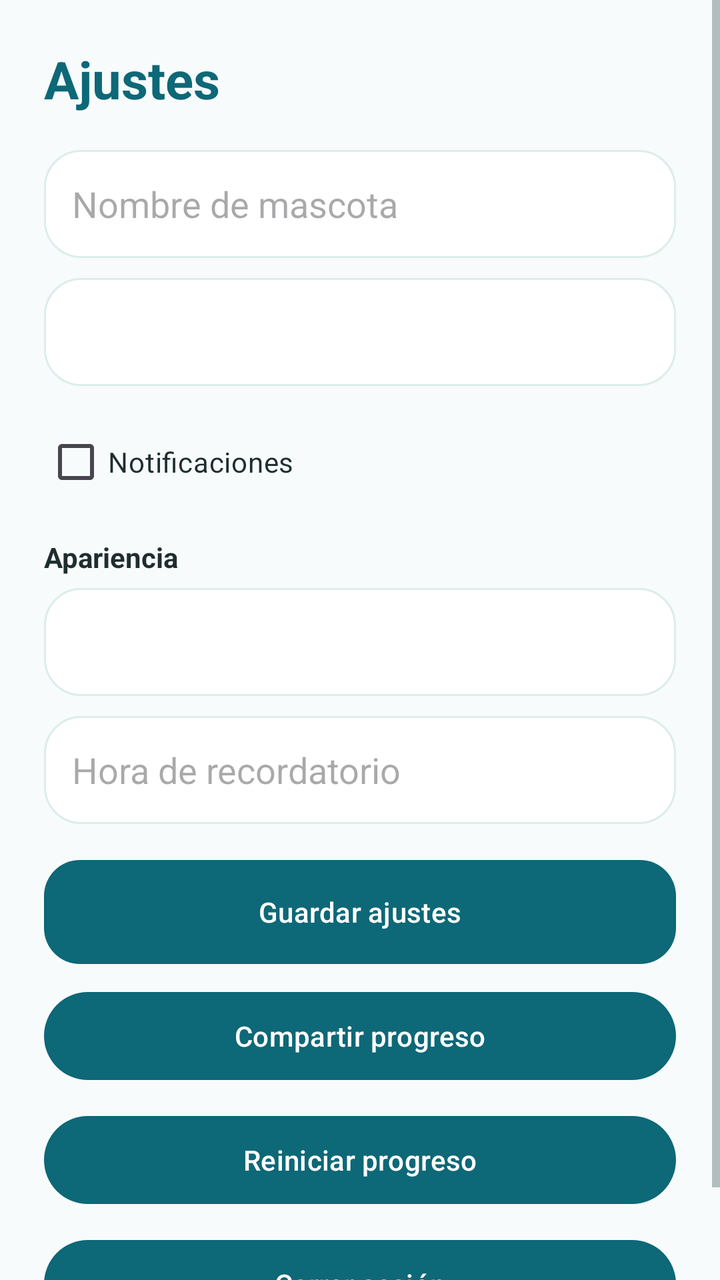
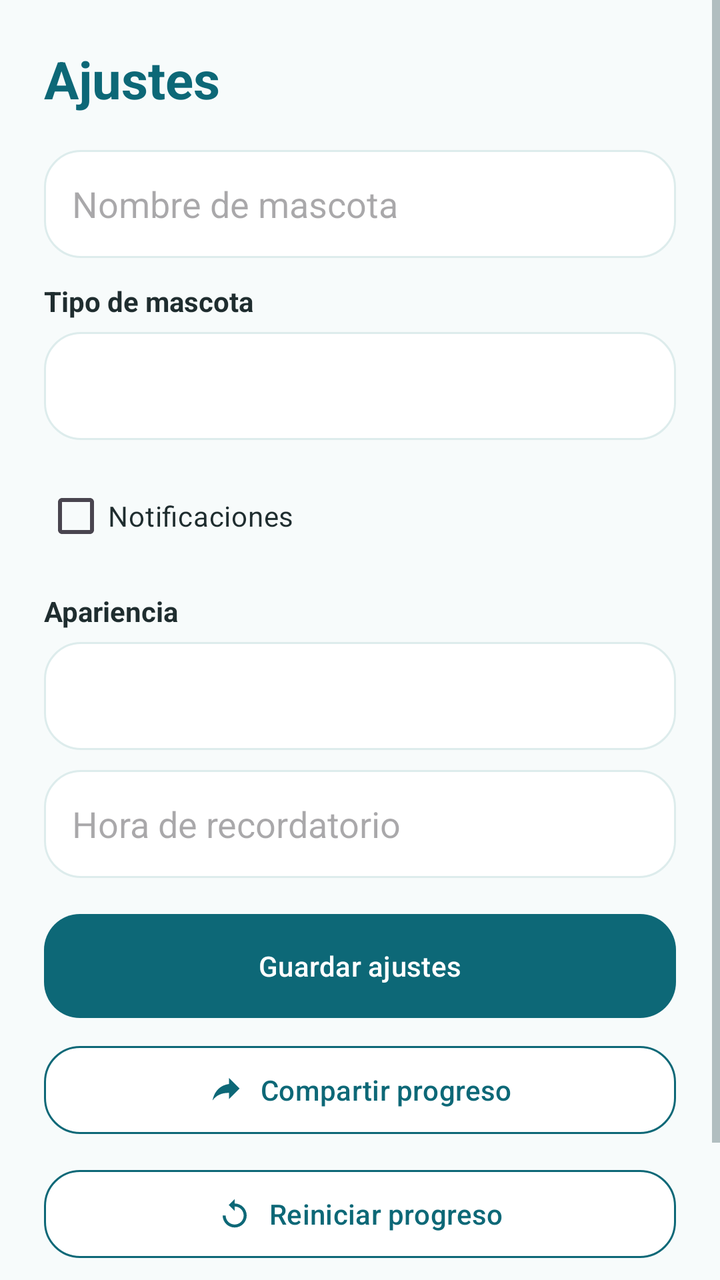

Compare the two renders of this Android layout. The source of the first and the diff that turns it into the second are given below.
<!-- AndroidManifest.xml: application theme Theme.FinalProject -->
<!-- res/layout/activity_settings.xml -->
<?xml version="1.0" encoding="utf-8"?>
<ScrollView xmlns:android="http://schemas.android.com/apk/res/android"
    android:layout_width="match_parent"
    android:layout_height="match_parent"
    android:background="@color/homepet_background">

    <LinearLayout
        android:layout_width="match_parent"
        android:layout_height="wrap_content"
        android:orientation="vertical"
        android:padding="22dp">

        <TextView
            android:layout_width="match_parent"
            android:layout_height="wrap_content"
            android:text="@string/settings"
            android:textColor="@color/homepet_primary"
            android:textSize="26sp"
            android:textStyle="bold" />

        <EditText
            android:id="@+id/petNameInput"
            android:layout_width="match_parent"
            android:layout_height="54dp"
            android:layout_marginTop="18dp"
            android:background="@drawable/bg_login_input"
            android:hint="@string/pet_name"
            android:inputType="textPersonName"
            android:paddingStart="14dp"
            android:paddingEnd="14dp" />

        <Spinner
            android:id="@+id/petTypeSpinner"
            android:layout_width="match_parent"
            android:layout_height="54dp"
            android:layout_marginTop="10dp"
            android:background="@drawable/bg_login_input"
            android:paddingStart="12dp"
            android:paddingEnd="12dp" />

        <CheckBox
            android:id="@+id/notificationsCheck"
            android:layout_width="match_parent"
            android:layout_height="wrap_content"
            android:layout_marginTop="14dp"
            android:text="@string/notifications"
            android:textColor="@color/homepet_text" />

        <TextView
            android:layout_width="match_parent"
            android:layout_height="wrap_content"
            android:layout_marginTop="14dp"
            android:text="@string/theme_mode"
            android:textColor="@color/homepet_text"
            android:textStyle="bold" />

        <Spinner
            android:id="@+id/themeSpinner"
            android:layout_width="match_parent"
            android:layout_height="54dp"
            android:layout_marginTop="6dp"
            android:background="@drawable/bg_login_input"
            android:paddingStart="12dp"
            android:paddingEnd="12dp" />

        <EditText
            android:id="@+id/reminderHourInput"
            android:layout_width="match_parent"
            android:layout_height="54dp"
            android:layout_marginTop="10dp"
            android:background="@drawable/bg_login_input"
            android:hint="@string/reminder_hour"
            android:inputType="number"
            android:paddingStart="14dp"
            android:paddingEnd="14dp" />

        <Button
            android:id="@+id/saveSettingsButton"
            android:layout_width="match_parent"
            android:layout_height="52dp"
            android:layout_marginTop="18dp"
            android:background="@drawable/bg_primary_button"
            android:backgroundTint="@null"
            android:text="@string/save_settings"
            android:textAllCaps="false"
            android:textColor="@color/homepet_on_primary" />

        <Button
            android:id="@+id/shareButton"
            android:layout_width="match_parent"
            android:layout_height="52dp"
            android:layout_marginTop="10dp"
            android:text="@string/share_progress"
            android:textAllCaps="false" />

        <Button
            android:id="@+id/resetButton"
            android:layout_width="match_parent"
            android:layout_height="52dp"
            android:layout_marginTop="10dp"
            android:text="@string/reset_progress"
            android:textAllCaps="false" />

        <Button
            android:id="@+id/logoutButton"
            android:layout_width="match_parent"
            android:layout_height="52dp"
            android:layout_marginTop="10dp"
            android:text="@string/logout"
            android:textAllCaps="false" />
    </LinearLayout>
</ScrollView>
<!-- resources referenced by this layout -->
<resources>
  <color name="homepet_background">#F7FBFB</color>
  <color name="homepet_on_primary">#FFFFFFFF</color>
  <color name="homepet_primary">#0D6877</color>
  <color name="homepet_text">#1F2D2F</color>
  <!-- drawable bg_login_input (drawable) -->
  <?xml version="1.0" encoding="utf-8"?>
  <shape xmlns:android="http://schemas.android.com/apk/res/android">
      <solid android:color="@color/homepet_surface" />
      <stroke
          android:width="1dp"
          android:color="@color/homepet_input_border" />
      <corners android:radius="18dp" />
      <padding
          android:left="18dp"
          android:right="18dp" />
  </shape>
  <!-- drawable bg_primary_button (drawable) -->
  <?xml version="1.0" encoding="utf-8"?>
  <selector xmlns:android="http://schemas.android.com/apk/res/android">
      <item android:state_pressed="true">
          <shape>
              <solid android:color="@color/homepet_primary_dark" />
              <corners android:radius="18dp" />
          </shape>
      </item>
      <item>
          <shape>
              <solid android:color="@color/homepet_primary" />
              <corners android:radius="18dp" />
          </shape>
      </item>
  </selector>
  <string name="logout">Cerrar sesión</string>
  <string name="notifications">Notificaciones</string>
  <string name="pet_name">Nombre de mascota</string>
  <string name="reminder_hour">Hora de recordatorio</string>
  <string name="reset_progress">Reiniciar progreso</string>
  <string name="save_settings">Guardar ajustes</string>
  <string name="settings">Ajustes</string>
  <string name="share_progress">Compartir progreso</string>
  <string name="theme_mode">Apariencia</string>
  <style name="Theme.FinalProject" parent="Base.Theme.FinalProject" />
  <color name="homepet_surface">#FFFFFFFF</color>
  <color name="homepet_input_border">#DDECEC</color>
  <color name="homepet_primary_dark">#084E5A</color>
  <color name="white">#FFFFFFFF</color>
  <color name="homepet_text_muted">#71858A</color>
  <!-- unchanged entries left out for length: 1 -->
</resources>

<!-- the commit's change to res/layout/activity_settings.xml (unified diff, before → after) -->
@@ -1,5 +1,6 @@
 <?xml version="1.0" encoding="utf-8"?>
 <ScrollView xmlns:android="http://schemas.android.com/apk/res/android"
+    xmlns:app="http://schemas.android.com/apk/res-auto"
     android:layout_width="match_parent"
     android:layout_height="match_parent"
     android:background="@color/homepet_background">
@@ -29,11 +30,19 @@
             android:paddingStart="14dp"
             android:paddingEnd="14dp" />
 
+        <TextView
+            android:layout_width="match_parent"
+            android:layout_height="wrap_content"
+            android:layout_marginTop="12dp"
+            android:text="@string/select_pet_type"
+            android:textColor="@color/homepet_text"
+            android:textStyle="bold" />
+
         <Spinner
             android:id="@+id/petTypeSpinner"
             android:layout_width="match_parent"
             android:layout_height="54dp"
-            android:layout_marginTop="10dp"
+            android:layout_marginTop="6dp"
             android:background="@drawable/bg_login_input"
             android:paddingStart="12dp"
             android:paddingEnd="12dp" />
@@ -74,13 +83,16 @@
             android:paddingStart="14dp"
             android:paddingEnd="14dp" />
 
-        <Button
+        <com.google.android.material.button.MaterialButton
             android:id="@+id/saveSettingsButton"
             android:layout_width="match_parent"
             android:layout_height="52dp"
             android:layout_marginTop="18dp"
             android:background="@drawable/bg_primary_button"
             android:backgroundTint="@null"
+            android:drawableStart="@drawable/ic_save_24"
+            android:drawablePadding="8dp"
+            android:drawableTint="@color/homepet_on_primary"
             android:text="@string/save_settings"
             android:textAllCaps="false"
             android:textColor="@color/homepet_on_primary" />
@@ -91,22 +103,49 @@
             android:layout_height="52dp"
             android:layout_marginTop="10dp"
             android:text="@string/share_progress"
-            android:textAllCaps="false" />
+            android:textAllCaps="false"
+            android:textColor="@color/homepet_primary"
+            app:backgroundTint="@color/homepet_surface"
+            app:cornerRadius="18dp"
+            app:icon="@drawable/ic_share_24"
+            app:iconGravity="textStart"
+            app:iconPadding="8dp"
+            app:iconTint="@color/homepet_primary"
+            app:strokeColor="@color/homepet_primary"
+            app:strokeWidth="1dp" />
 
-        <Button
+        <com.google.android.material.button.MaterialButton
             android:id="@+id/resetButton"
             android:layout_width="match_parent"
             android:layout_height="52dp"
             android:layout_marginTop="10dp"
             android:text="@string/reset_progress"
-            android:textAllCaps="false" />
+            android:textAllCaps="false"
+            android:textColor="@color/homepet_primary"
+            app:backgroundTint="@color/homepet_surface"
+            app:cornerRadius="18dp"
+            app:icon="@drawable/ic_reset_24"
+            app:iconGravity="textStart"
+            app:iconPadding="8dp"
+            app:iconTint="@color/homepet_primary"
+            app:strokeColor="@color/homepet_primary"
+            app:strokeWidth="1dp" />
 
-        <Button
+        <com.google.android.material.button.MaterialButton
             android:id="@+id/logoutButton"
             android:layout_width="match_parent"
             android:layout_height="52dp"
             android:layout_marginTop="10dp"
             android:text="@string/logout"
-            android:textAllCaps="false" />
+            android:textAllCaps="false"
+            android:textColor="@color/homepet_primary"
+            app:backgroundTint="@color/homepet_surface"
+            app:cornerRadius="18dp"
+            app:icon="@drawable/ic_logout_24"
+            app:iconGravity="textStart"
+            app:iconPadding="8dp"
+            app:iconTint="@color/homepet_primary"
+            app:strokeColor="@color/homepet_primary"
+            app:strokeWidth="1dp" />
     </LinearLayout>
 </ScrollView>
<!-- resource entries referenced after the edit -->
@@ -32,12 +32,57 @@
           </shape>
       </item>
   </selector>
+  <!-- drawable ic_logout_24 (drawable) -->
+  <?xml version="1.0" encoding="utf-8"?>
+  <vector xmlns:android="http://schemas.android.com/apk/res/android"
+      android:width="24dp"
+      android:height="24dp"
+      android:viewportWidth="24"
+      android:viewportHeight="24">
+      <path
+          android:fillColor="#FF000000"
+          android:pathData="M10,17L15,12L10,7V10H2V14H10V17M20,3H8C6.9,3 6,3.9 6,5V8H8V5H20V19H8V16H6V19C6,20.1 6.9,21 8,21H20C21.1,21 22,20.1 22,19V5C22,3.9 21.1,3 20,3Z" />
+  </vector>
+  <!-- drawable ic_reset_24 (drawable) -->
+  <?xml version="1.0" encoding="utf-8"?>
+  <vector xmlns:android="http://schemas.android.com/apk/res/android"
+      android:width="24dp"
+      android:height="24dp"
+      android:viewportWidth="24"
+      android:viewportHeight="24">
+      <path
+          android:fillColor="#FF000000"
+          android:pathData="M12,5V2L8,6L12,10V7C15.31,7 18,9.69 18,13C18,16.31 15.31,19 12,19C8.69,19 6,16.31 6,13H4C4,17.42 7.58,21 12,21C16.42,21 20,17.42 20,13C20,8.58 16.42,5 12,5Z" />
+  </vector>
+  <!-- drawable ic_save_24 (drawable) -->
+  <?xml version="1.0" encoding="utf-8"?>
+  <vector xmlns:android="http://schemas.android.com/apk/res/android"
+      android:width="24dp"
+      android:height="24dp"
+      android:viewportWidth="24"
+      android:viewportHeight="24">
+      <path
+          android:fillColor="#FF000000"
+          android:pathData="M17,3H5C3.89,3 3,3.9 3,5V19C3,20.1 3.9,21 5,21H19C20.1,21 21,20.1 21,19V7L17,3M12,19C10.34,19 9,17.66 9,16C9,14.34 10.34,13 12,13C13.66,13 15,14.34 15,16C15,17.66 13.66,19 12,19M15,9H5V5H15V9Z" />
+  </vector>
+  <!-- drawable ic_share_24 (drawable) -->
+  <?xml version="1.0" encoding="utf-8"?>
+  <vector xmlns:android="http://schemas.android.com/apk/res/android"
+      android:width="24dp"
+      android:height="24dp"
+      android:viewportWidth="24"
+      android:viewportHeight="24">
+      <path
+          android:fillColor="#FF000000"
+          android:pathData="M21,11L14,4V8C7,9 4,14 3,19C5.5,15.5 9,13.9 14,13.9V18L21,11Z" />
+  </vector>
   <string name="logout">Cerrar sesión</string>
   <string name="notifications">Notificaciones</string>
   <string name="pet_name">Nombre de mascota</string>
   <string name="reminder_hour">Hora de recordatorio</string>
   <string name="reset_progress">Reiniciar progreso</string>
   <string name="save_settings">Guardar ajustes</string>
+  <string name="select_pet_type">Tipo de mascota</string>
   <string name="settings">Ajustes</string>
   <string name="share_progress">Compartir progreso</string>
   <string name="theme_mode">Apariencia</string>
